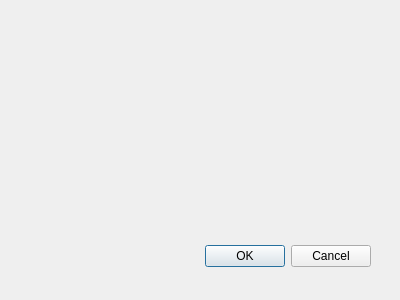
Qt form help_dialog.ui (josephsurrey/Monster-Cards) before a commit.
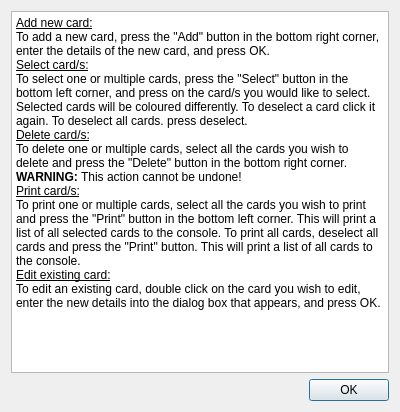
The same form after that commit.

Diff of the .ui file:
```diff
--- a/help_dialog.ui
+++ b/help_dialog.ui
@@ -7,28 +7,52 @@
     <x>0</x>
     <y>0</y>
     <width>400</width>
-    <height>300</height>
+    <height>412</height>
    </rect>
   </property>
   <property name="windowTitle">
    <string>Dialog</string>
   </property>
-  <widget class="QDialogButtonBox" name="buttonBox">
-   <property name="geometry">
-    <rect>
-     <x>30</x>
-     <y>240</y>
-     <width>341</width>
-     <height>32</height>
-    </rect>
-   </property>
-   <property name="orientation">
-    <enum>Qt::Horizontal</enum>
-   </property>
-   <property name="standardButtons">
-    <set>QDialogButtonBox::Cancel|QDialogButtonBox::Ok</set>
-   </property>
-  </widget>
+  <layout class="QGridLayout" name="gridLayout">
+   <item row="1" column="0">
+    <widget class="QDialogButtonBox" name="OKButton">
+     <property name="orientation">
+      <enum>Qt::Horizontal</enum>
+     </property>
+     <property name="standardButtons">
+      <set>QDialogButtonBox::Ok</set>
+     </property>
+    </widget>
+   </item>
+   <item row="0" column="0">
+    <layout class="QVBoxLayout" name="verticalLayout">
+     <item>
+      <widget class="QTextBrowser" name="helpText">
+       <property name="html">
+        <string>&lt;!DOCTYPE HTML PUBLIC &quot;-//W3C//DTD HTML 4.0//EN&quot; &quot;http://www.w3.org/TR/REC-html40/strict.dtd&quot;&gt;
+&lt;html&gt;&lt;head&gt;&lt;meta name=&quot;qrichtext&quot; content=&quot;1&quot; /&gt;&lt;meta charset=&quot;utf-8&quot; /&gt;&lt;style type=&quot;text/css&quot;&gt;
+p, li { white-space: pre-wrap; }
+hr { height: 1px; border-width: 0; }
+li.unchecked::marker { content: &quot;\2610&quot;; }
+li.checked::marker { content: &quot;\2612&quot;; }
+&lt;/style&gt;&lt;/head&gt;&lt;body style=&quot; font-family:'Segoe UI'; font-size:9pt; font-weight:400; font-style:normal;&quot;&gt;
+&lt;p style=&quot; margin-top:0px; margin-bottom:0px; margin-left:0px; margin-right:0px; -qt-block-indent:0; text-indent:0px;&quot;&gt;&lt;span style=&quot; text-decoration: underline;&quot;&gt;Add new card:&lt;/span&gt;&lt;/p&gt;
+&lt;p style=&quot; margin-top:0px; margin-bottom:0px; margin-left:0px; margin-right:0px; -qt-block-indent:0; text-indent:0px;&quot;&gt;To add a new card, press the &amp;quot;Add&amp;quot; button in the bottom right corner, enter the details of the new card, and press OK.&lt;/p&gt;
+&lt;p style=&quot; margin-top:0px; margin-bottom:0px; margin-left:0px; margin-right:0px; -qt-block-indent:0; text-indent:0px;&quot;&gt;&lt;span style=&quot; text-decoration: underline;&quot;&gt;Select card/s:&lt;/span&gt;&lt;/p&gt;
+&lt;p style=&quot; margin-top:0px; margin-bottom:0px; margin-left:0px; margin-right:0px; -qt-block-indent:0; text-indent:0px;&quot;&gt;To select one or multiple cards, press the &amp;quot;Select&amp;quot; button in the bottom left corner, and press on the card/s you would like to select. Selected cards will be coloured differently. To deselect a card click it again. To deselect all cards. press deselect.&lt;/p&gt;
+&lt;p style=&quot; margin-top:0px; margin-bottom:0px; margin-left:0px; margin-right:0px; -qt-block-indent:0; text-indent:0px;&quot;&gt;&lt;span style=&quot; text-decoration: underline;&quot;&gt;Delete card/s:&lt;/span&gt;&lt;/p&gt;
+&lt;p style=&quot; margin-top:0px; margin-bottom:0px; margin-left:0px; margin-right:0px; -qt-block-indent:0; text-indent:0px;&quot;&gt;To delete one or multiple cards, select all the cards you wish to delete and press the &amp;quot;Delete&amp;quot; button in the bottom right corner.&lt;/p&gt;
+&lt;p style=&quot; margin-top:0px; margin-bottom:0px; margin-left:0px; margin-right:0px; -qt-block-indent:0; text-indent:0px;&quot;&gt;&lt;span style=&quot; font-weight:700;&quot;&gt;WARNING:&lt;/span&gt; This action cannot be undone!&lt;/p&gt;
+&lt;p style=&quot; margin-top:0px; margin-bottom:0px; margin-left:0px; margin-right:0px; -qt-block-indent:0; text-indent:0px;&quot;&gt;&lt;span style=&quot; text-decoration: underline;&quot;&gt;Print card/s:&lt;/span&gt;&lt;/p&gt;
+&lt;p style=&quot; margin-top:0px; margin-bottom:0px; margin-left:0px; margin-right:0px; -qt-block-indent:0; text-indent:0px;&quot;&gt;To print one or multiple cards, select all the cards you wish to print and press the &amp;quot;Print&amp;quot; button in the bottom left corner. This will print a list of all selected cards to the console. To print all cards, deselect all cards and press the &amp;quot;Print&amp;quot; button. This will print a list of all cards to the console.&lt;/p&gt;
+&lt;p style=&quot; margin-top:0px; margin-bottom:0px; margin-left:0px; margin-right:0px; -qt-block-indent:0; text-indent:0px;&quot;&gt;&lt;span style=&quot; text-decoration: underline;&quot;&gt;Edit existing card:&lt;/span&gt;&lt;/p&gt;
+&lt;p style=&quot; margin-top:0px; margin-bottom:0px; margin-left:0px; margin-right:0px; -qt-block-indent:0; text-indent:0px;&quot;&gt;To edit an existing card, double click on the card you wish to edit, enter the new details into the dialog box that appears, and press OK.&lt;/p&gt;&lt;/body&gt;&lt;/html&gt;</string>
+       </property>
+      </widget>
+     </item>
+    </layout>
+   </item>
+  </layout>
  </widget>
  <resources/>
  <connections>
```
Left out of the diff: 14 changed lines with no effect on the pictures.
